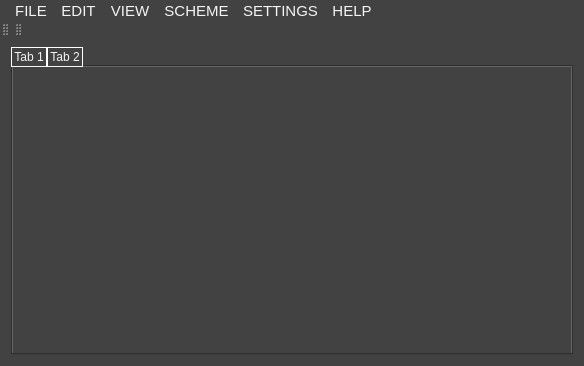
Qt form BlockEditor/MainWindow.ui (jozefmery/BlockEditor) before a commit.
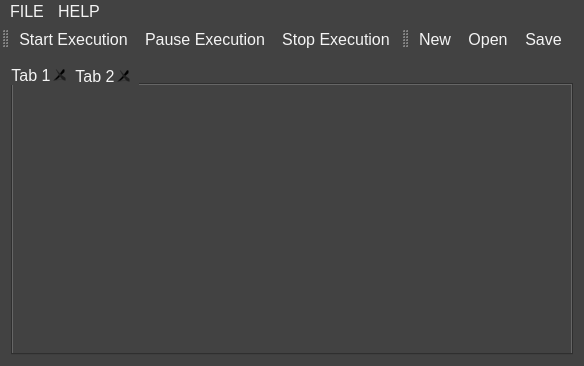
The same form after that commit. The open tabs and pages were chosen to show the change. Icons and pictures are not drawn.

Diff of the .ui file:
```diff
--- a/BlockEditor/MainWindow.ui
+++ b/BlockEditor/MainWindow.ui
@@ -14,18 +14,16 @@
    <string>BlockEditor</string>
   </property>
   <property name="styleSheet">
-   <string notr="true">QWidget{
+   <string notr="true">QMainWindow{
+
+	width: 1000px;
+}
+
+QWidget{
 	
 	color: rgb(244, 244, 244);
 	background: rgb(66,66,66);
-	font-size: 11p;
-}
-
-QToolBar {
-	
-	border: 0px;
-	font-size: 11p;
-
+	font-size: 12pt;
 }
 
 QMenuBar::item:selected {
@@ -37,13 +35,12 @@
 	background: rgb(50, 50, 50);
 }
 
-QMenuBar {
+QMenuBar::item {
 
-	padding-left: 5px;
-	padding-right: 5px;
-	margin-top: 5px;
-	margin-bottom: 5px;
-
+	padding-left: 1.1em;
+	padding-right: 1.1em;
+	padding-top: 0.3em;
+	padding-bottom:  0.3em;
 }
 
 QMenu::separator {
@@ -61,22 +58,30 @@
 	background: rgb(112, 112, 112);
 }
 
-QTabWidget::pane{
-	
-}
-
-
 QTabBar::tab {
  
-    border: 1px solid rgb(255, 255, 255);
+    border: 0.1em solid rgb(255, 255, 255);
     border-bottom-color: rgb(244, 244, 244);
-	min-width: 8ex;
+	min-width: 10ex;
     min-height: 3ex;
-    padding: 2px;
+    padding: 0.3em;
 }
 
+QToolBar{
+	
+	border: 0px;
+}
 </string>
   </property>
+  <property name="iconSize">
+   <size>
+    <width>40</width>
+    <height>40</height>
+   </size>
+  </property>
+  <property name="toolButtonStyle">
+   <enum>Qt::ToolButtonIconOnly</enum>
+  </property>
   <property name="tabShape">
    <enum>QTabWidget::Rounded</enum>
   </property>
@@ -88,7 +93,13 @@
     <item>
      <widget class="QTabWidget" name="tabWidget">
       <property name="currentIndex">
-       <number>1</number>
+       <number>0</number>
+      </property>
+      <property name="tabsClosable">
+       <bool>true</bool>
+      </property>
+      <property name="movable">
+       <bool>true</bool>
       </property>
       <widget class="QWidget" name="tab">
        <attribute name="title">
@@ -110,12 +121,12 @@
      <x>0</x>
      <y>0</y>
      <width>584</width>
-     <height>26</height>
+     <height>31</height>
     </rect>
    </property>
    <property name="font">
     <font>
-     <pointsize>11</pointsize>
+     <pointsize>12</pointsize>
     </font>
    </property>
    <property name="styleSheet">
@@ -124,7 +135,7 @@
    <widget class="QMenu" name="menuFILE">
     <property name="font">
      <font>
-      <pointsize>11</pointsize>
+      <pointsize>12</pointsize>
      </font>
     </property>
     <property name="contextMenuPolicy">
@@ -154,36 +165,12 @@
     <addaction name="actionClose_all"/>
     <addaction name="actionExit"/>
    </widget>
-   <widget class="QMenu" name="menuEDIT">
-    <property name="title">
-     <string>EDIT</string>
-    </property>
-   </widget>
-   <widget class="QMenu" name="menuVIEW">
-    <property name="title">
-     <string>VIEW</string>
-    </property>
-   </widget>
-   <widget class="QMenu" name="menuSCHEME">
-    <property name="title">
-     <string>SCHEME</string>
-    </property>
-   </widget>
-   <widget class="QMenu" name="menuSETTINGS">
-    <property name="title">
-     <string>SETTINGS</string>
-    </property>
-   </widget>
    <widget class="QMenu" name="menuHELP">
     <property name="title">
      <string>HELP</string>
     </property>
    </widget>
    <addaction name="menuFILE"/>
-   <addaction name="menuEDIT"/>
-   <addaction name="menuVIEW"/>
-   <addaction name="menuSCHEME"/>
-   <addaction name="menuSETTINGS"/>
    <addaction name="menuHELP"/>
   </widget>
   <widget class="QToolBar" name="controlToolBar">
@@ -202,13 +189,16 @@
    <attribute name="toolBarBreak">
     <bool>false</bool>
    </attribute>
+   <addaction name="actionStart"/>
+   <addaction name="actionPause"/>
+   <addaction name="actionStop"/>
   </widget>
   <widget class="QToolBar" name="fileToolBar">
    <property name="windowTitle">
     <string/>
    </property>
    <property name="styleSheet">
-    <string notr="true">border: 0px;</string>
+    <string notr="true"/>
    </property>
    <property name="allowedAreas">
     <set>Qt::TopToolBarArea</set>
@@ -222,6 +212,9 @@
    <attribute name="toolBarBreak">
     <bool>false</bool>
    </attribute>
+   <addaction name="actionNew"/>
+   <addaction name="actionOpen"/>
+   <addaction name="actionSave"/>
   </widget>
   <action name="actionNew">
    <property name="icon">
```
Left out of the diff: 15 changed lines with no effect on the pictures.
